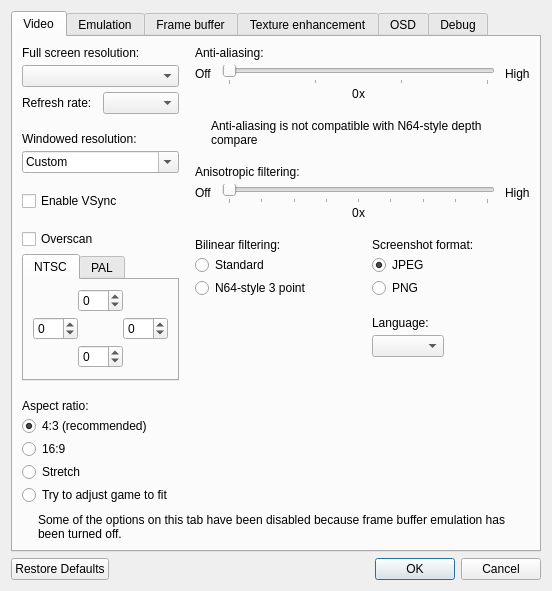
CallistoNTG/GLideN64, file src/GLideNUI/configDialog.ui: the form before one commit.
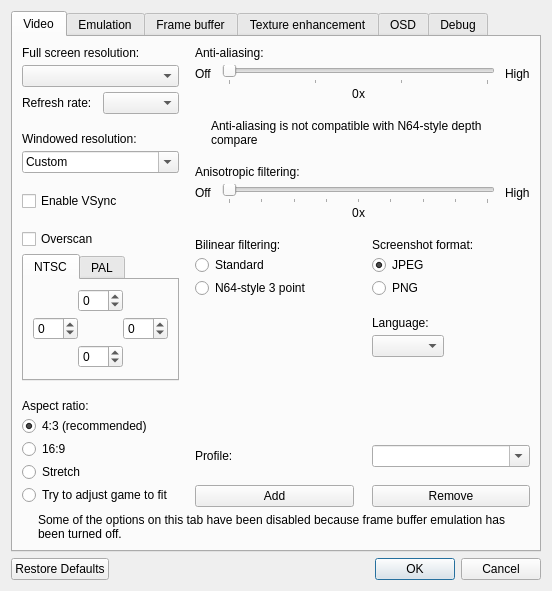
The form after the commit. Icons and pictures are not drawn.

Commit message: Add profiles support.

Patch:
```diff
--- a/src/GLideNUI/configDialog.ui
+++ b/src/GLideNUI/configDialog.ui
@@ -1000,6 +1000,38 @@
              </item>
             </layout>
            </item>
+           <item>
+            <layout class="QGridLayout" name="gridLayout_5">
+             <item row="1" column="0">
+              <widget class="QPushButton" name="addProfilePushButton">
+               <property name="text">
+                <string>Add</string>
+               </property>
+              </widget>
+             </item>
+             <item row="1" column="1">
+              <widget class="QPushButton" name="removeProfilePushButton">
+               <property name="text">
+                <string>Remove</string>
+               </property>
+              </widget>
+             </item>
+             <item row="0" column="1">
+              <widget class="QComboBox" name="profilesComboBox">
+               <property name="editable">
+                <bool>true</bool>
+               </property>
+              </widget>
+             </item>
+             <item row="0" column="0">
+              <widget class="QLabel" name="label">
+               <property name="text">
+                <string>Profile:</string>
+               </property>
+              </widget>
+             </item>
+            </layout>
+           </item>
           </layout>
          </item>
         </layout>
```
The commit also changes 6 other files.
